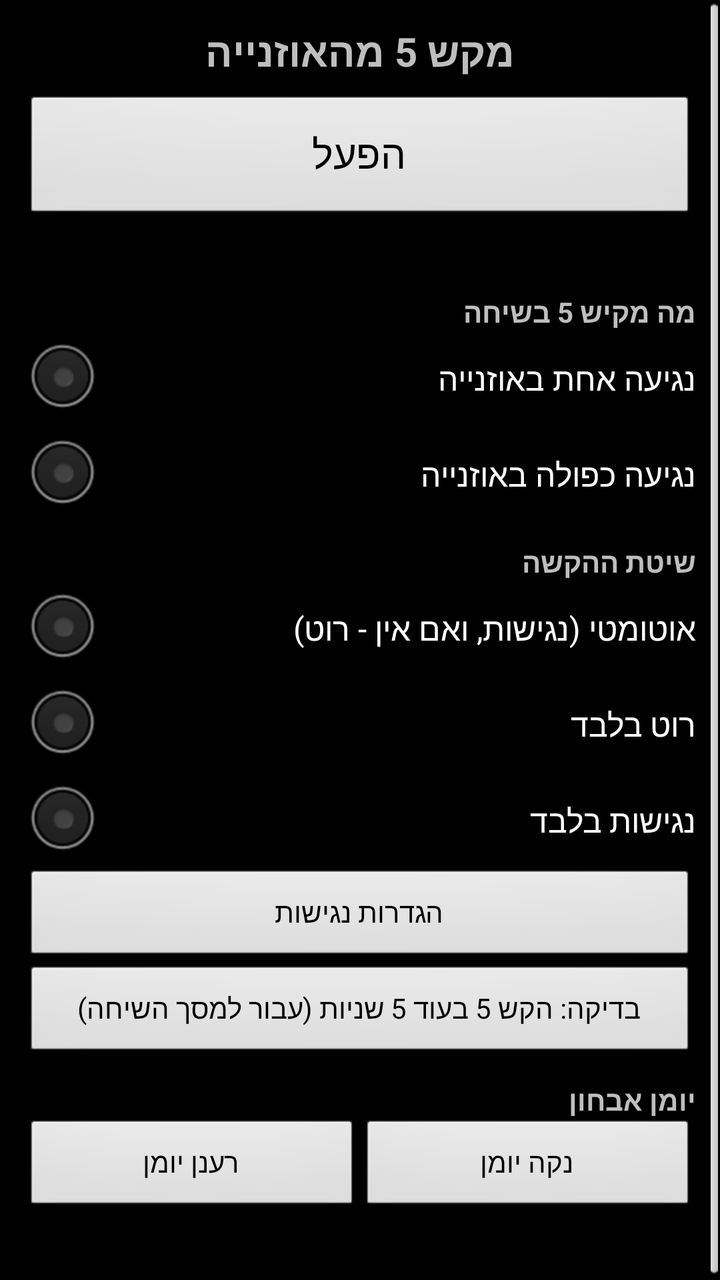
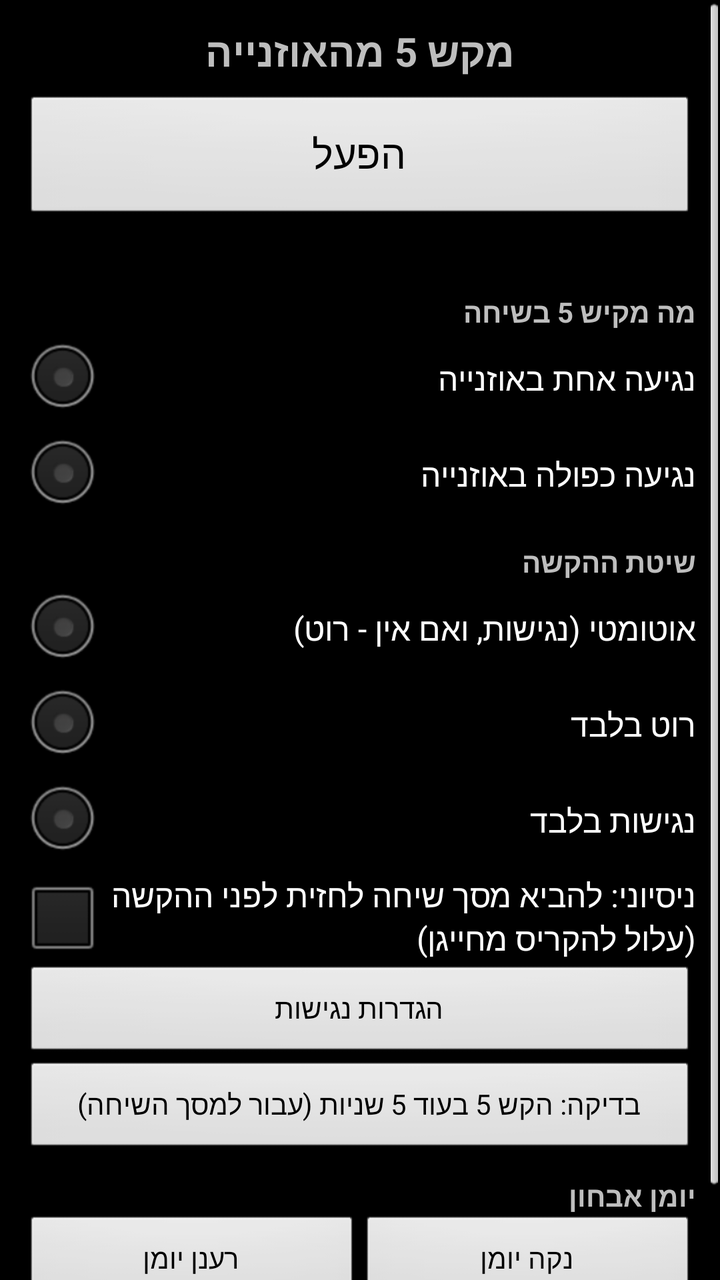

Screens rendered from an Android XML layout before and after an edit, with the pre-edit source and the edit as a unified diff.
<!-- AndroidManifest.xml: application theme AppTheme -->
<!-- res/layout/activity_main.xml -->
<?xml version="1.0" encoding="utf-8"?>
<ScrollView xmlns:android="http://schemas.android.com/apk/res/android"
    android:layout_width="match_parent"
    android:layout_height="match_parent"
    android:fillViewport="true">

    <LinearLayout
        android:layout_width="match_parent"
        android:layout_height="wrap_content"
        android:orientation="vertical"
        android:padding="12dp">

        <TextView
            android:layout_width="match_parent"
            android:layout_height="wrap_content"
            android:gravity="center"
            android:text="@string/app_name"
            android:textSize="20sp"
            android:textStyle="bold" />

        
        <Button
            android:id="@+id/btnToggle"
            android:layout_width="match_parent"
            android:layout_height="64dp"
            android:layout_marginTop="8dp"
            android:focusable="true"
            android:nextFocusDown="@+id/rbTapsOne"
            android:text="@string/btn_start"
            android:textSize="20sp">
            <requestFocus />
        </Button>

        <TextView
            android:id="@+id/tvStatus"
            android:layout_width="match_parent"
            android:layout_height="wrap_content"
            android:layout_marginTop="6dp"
            android:textSize="14sp" />

        <TextView
            android:layout_width="match_parent"
            android:layout_height="wrap_content"
            android:layout_marginTop="10dp"
            android:text="@string/taps_title"
            android:textStyle="bold" />

        <RadioGroup
            android:id="@+id/rgTaps"
            android:layout_width="match_parent"
            android:layout_height="wrap_content">

            <RadioButton
                android:id="@+id/rbTapsOne"
                android:layout_width="match_parent"
                android:layout_height="wrap_content"
                android:nextFocusUp="@id/btnToggle"
                android:text="@string/taps_one" />

            <RadioButton
                android:id="@+id/rbTapsTwo"
                android:layout_width="match_parent"
                android:layout_height="wrap_content"
                android:text="@string/taps_two" />
        </RadioGroup>

        <TextView
            android:layout_width="match_parent"
            android:layout_height="wrap_content"
            android:layout_marginTop="10dp"
            android:text="@string/method_title"
            android:textStyle="bold" />

        <RadioGroup
            android:id="@+id/rgMethod"
            android:layout_width="match_parent"
            android:layout_height="wrap_content">

            <RadioButton
                android:id="@+id/rbAuto"
                android:layout_width="match_parent"
                android:layout_height="wrap_content"
                android:text="@string/method_auto" />

            <RadioButton
                android:id="@+id/rbRoot"
                android:layout_width="match_parent"
                android:layout_height="wrap_content"
                android:text="@string/method_root" />

            <RadioButton
                android:id="@+id/rbAccessibility"
                android:layout_width="match_parent"
                android:layout_height="wrap_content"
                android:nextFocusDown="@+id/btnAccessibility"
                android:text="@string/method_accessibility" />
        </RadioGroup>

        <Button
            android:id="@+id/btnAccessibility"
            android:layout_width="match_parent"
            android:layout_height="wrap_content"
            android:nextFocusUp="@id/rbAccessibility"
            android:nextFocusDown="@+id/btnTestSend"
            android:text="@string/btn_accessibility" />

        <Button
            android:id="@+id/btnTestSend"
            android:layout_width="match_parent"
            android:layout_height="wrap_content"
            android:nextFocusUp="@id/btnAccessibility"
            android:nextFocusDown="@+id/btnRefreshLog"
            android:text="@string/btn_test_send" />

        <TextView
            android:layout_width="match_parent"
            android:layout_height="wrap_content"
            android:layout_marginTop="10dp"
            android:text="@string/log_title"
            android:textStyle="bold" />

        <LinearLayout
            android:layout_width="match_parent"
            android:layout_height="wrap_content"
            android:orientation="horizontal">

            <Button
                android:id="@+id/btnRefreshLog"
                android:layout_width="0dp"
                android:layout_height="wrap_content"
                android:layout_weight="1"
                android:nextFocusUp="@id/btnTestSend"
                android:nextFocusRight="@+id/btnClearLog"
                android:text="@string/btn_refresh_log" />

            <Button
                android:id="@+id/btnClearLog"
                android:layout_width="0dp"
                android:layout_height="wrap_content"
                android:layout_weight="1"
                android:nextFocusUp="@id/btnTestSend"
                android:nextFocusLeft="@id/btnRefreshLog"
                android:text="@string/btn_clear_log" />
        </LinearLayout>

        <TextView
            android:id="@+id/tvLog"
            android:layout_width="match_parent"
            android:layout_height="wrap_content"
            android:layout_marginTop="6dp"
            android:textSize="12sp" />
    </LinearLayout>
</ScrollView>
<!-- resources referenced by this layout -->
<resources>
  <string name="app_name">מקש 5 מהאוזנייה</string>
  <string name="btn_accessibility">הגדרות נגישות</string>
  <string name="btn_clear_log">נקה יומן</string>
  <string name="btn_refresh_log">רענן יומן</string>
  <string name="btn_start">הפעל</string>
  <string name="btn_test_send">בדיקה: הקש 5 בעוד 5 שניות (עבור למסך השיחה)</string>
  <string name="log_title">יומן אבחון</string>
  <string name="method_accessibility">נגישות בלבד</string>
  <string name="method_auto">אוטומטי (נגישות, ואם אין - רוט)</string>
  <string name="method_root">רוט בלבד</string>
  <string name="method_title">שיטת ההקשה</string>
  <string name="taps_one">נגיעה אחת באוזנייה</string>
  <string name="taps_title">מה מקיש 5 בשיחה</string>
  <string name="taps_two">נגיעה כפולה באוזנייה</string>
  <style name="AppTheme" parent="android:Theme">
          <item name="android:windowNoTitle">true</item>
      </style>
</resources>

<!-- the commit's change to res/layout/activity_main.xml (unified diff, before → after) -->
@@ -96,6 +96,12 @@
                 android:text="@string/method_accessibility" />
         </RadioGroup>
 
+        <CheckBox
+            android:id="@+id/cbBringFront"
+            android:layout_width="match_parent"
+            android:layout_height="wrap_content"
+            android:text="@string/bring_front" />
+
         <Button
             android:id="@+id/btnAccessibility"
             android:layout_width="match_parent"
<!-- resource entries referenced after the edit -->
@@ -1,6 +1,7 @@
 <!-- resources referenced by this layout -->
 <resources>
   <string name="app_name">מקש 5 מהאוזנייה</string>
+  <string name="bring_front">ניסיוני: להביא מסך שיחה לחזית לפני ההקשה (עלול להקריס מחייגן)</string>
   <string name="btn_accessibility">הגדרות נגישות</string>
   <string name="btn_clear_log">נקה יומן</string>
   <string name="btn_refresh_log">רענן יומן</string>
